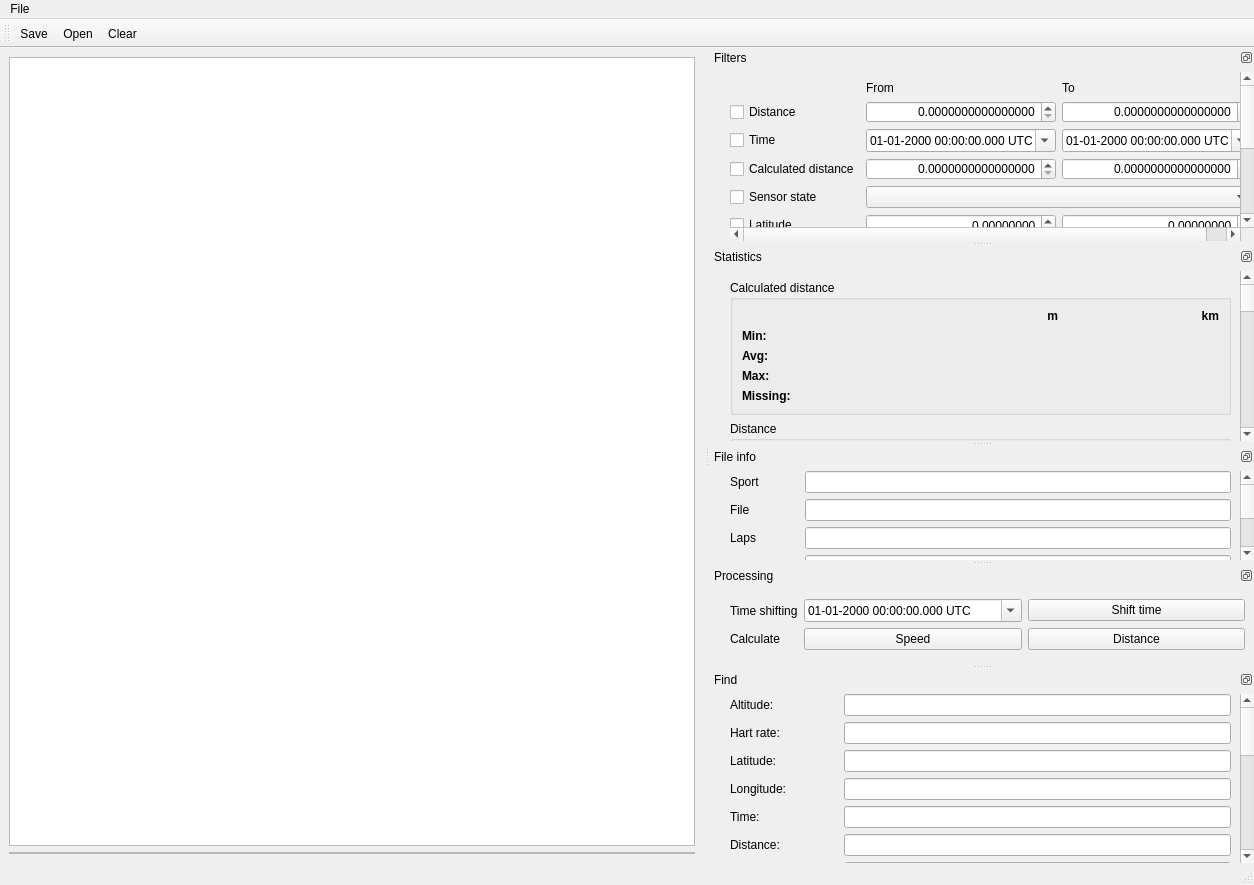
SergiuToporjinschi/GPSTrackEditor, file gui/main_remaster.ui: the form before one commit.
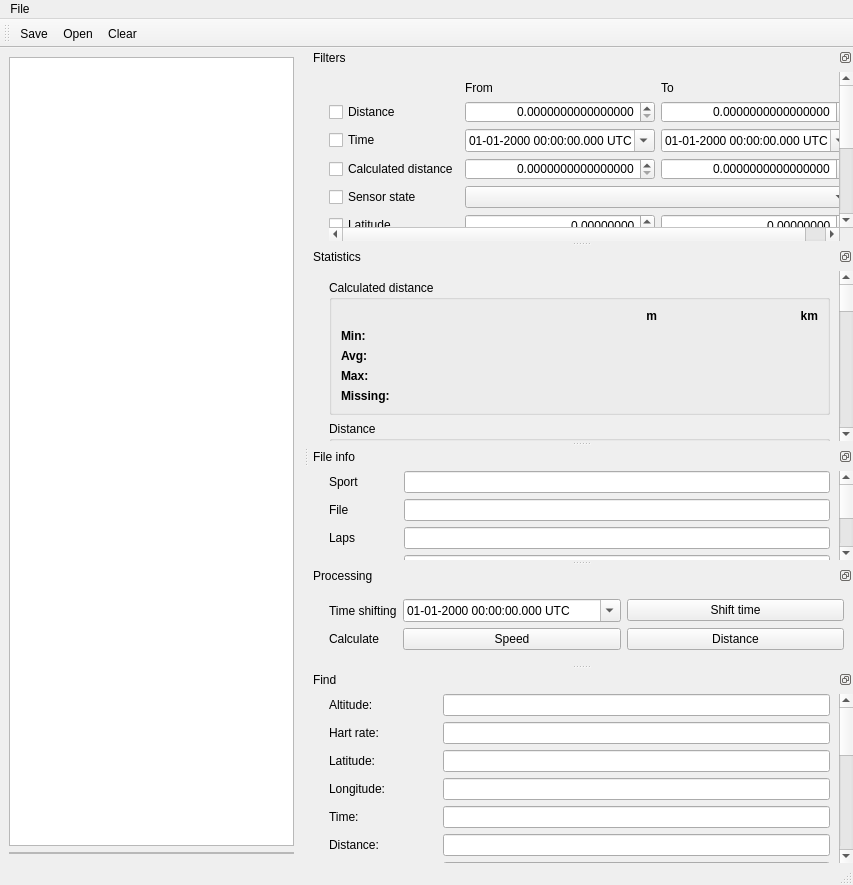
The form after the commit. Icons and pictures are not drawn. Custom widgets are drawn as their Qt base class.

Diff of the .ui file:
```diff
--- a/gui/main_remaster.ui
+++ b/gui/main_remaster.ui
@@ -6,7 +6,7 @@
    <rect>
     <x>0</x>
     <y>0</y>
-    <width>1254</width>
+    <width>853</width>
     <height>885</height>
    </rect>
   </property>
@@ -124,7 +124,7 @@
     <rect>
      <x>0</x>
      <y>0</y>
-     <width>1254</width>
+     <width>853</width>
      <height>22</height>
     </rect>
    </property>
```
Left out of the diff: 14 changed lines with no effect on the pictures.
